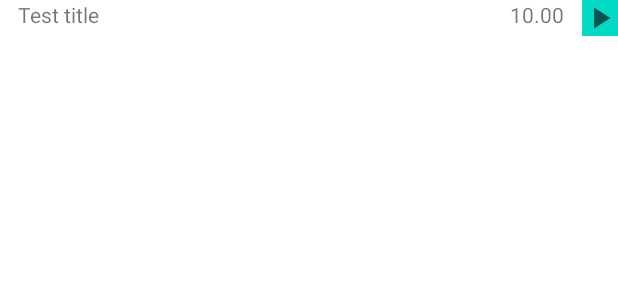
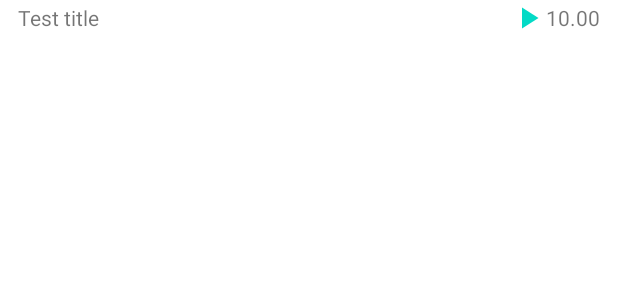
Before and after one commit to since85stas/RadioTApp, an Android app: the layout timelable_item_view.xml on its own in the app's theme, with its tools: preview values and no code run, on a phone screen of 412 x 824 dp. Shown: the top 300 px of the screen. Run offline under Robolectric (Android 15) with nearby library versions, the light colour scheme and no system bars.

Commit message:
небольшие перерисовки

```diff
--- a/app/src/main/res/drawable/ic_baseline_play_arrow_24.xml
+++ b/app/src/main/res/drawable/ic_baseline_play_arrow_24.xml
@@ -1,5 +1,5 @@
 <vector android:height="24dp"
-    android:tint="?attr/colorControlNormal"
+    android:tint="?attr/colorAccent"
     android:viewportHeight="24" android:viewportWidth="24"
     android:width="24dp" xmlns:android="http://schemas.android.com/apk/res/android">
     <path android:fillColor="@android:color/white" android:pathData="M8,5v14l11,-7z"/>
--- a/app/src/main/res/layout/timelable_item_view.xml
+++ b/app/src/main/res/layout/timelable_item_view.xml
@@ -26,6 +26,7 @@
         android:layout_width="match_parent"
         android:layout_height="wrap_content"
         android:layout_marginBottom="14dp"
+        android:gravity="center"
         >
 
         <TextView
@@ -40,6 +41,16 @@
             android:layout_marginStart="12dp"
             />
 
+        <ImageView
+            android:onClick="@{() -> mainviewModel.movingPlayToPosition(startTime, podcast)}"
+            android:layout_width="wrap_content"
+            android:layout_height="wrap_content"
+            android:src="@drawable/ic_baseline_play_arrow_24"
+            app:iconSize="24dp"
+            android:clickable="true"
+            android:focusable="true"
+        />
+
         <TextView
             android:text="10.00"
             timelableTimeBind="@{timeLable}"
@@ -47,18 +58,10 @@
             android:layout_height="wrap_content"
             android:visibility="visible"
             android:layout_marginEnd="12dp"
+            android:onClick="@{() -> mainviewModel.movingPlayToPosition(startTime, podcast)}"
             />
 
-        <ImageButton
-            android:onClick="@{() -> mainviewModel.movingPlayToPosition(startTime, podcast)}"
-            android:layout_width="wrap_content"
-            android:layout_height="wrap_content"
-            android:src="@drawable/ic_baseline_play_arrow_24"
-            app:iconSize="24dp"
-            android:background="@color/colorAccent"
-            android:clickable="true"
-            android:focusable="true"
-            />
+
 
     </LinearLayout>
 </layout>
```
